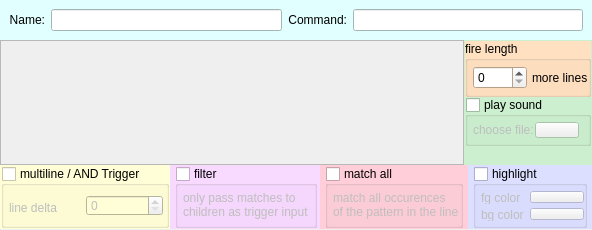
Qt form src/ui/triggers_main_area.ui (Mudlet/Mudlet) before a commit.
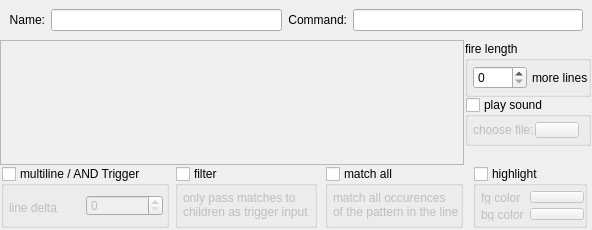
The same form after that commit.

Commit message:
Revise: remove colour palettes from triggers_main_area.ui
This is so that there is no colours to interfere with dark Desktop or
Mudlet application themes.

```diff
--- a/src/ui/triggers_main_area.ui
+++ b/src/ui/triggers_main_area.ui
@@ -52,70 +52,6 @@
        <verstretch>0</verstretch>
       </sizepolicy>
      </property>
-     <property name="palette">
-      <palette>
-       <active>
-        <colorrole role="Base">
-         <brush brushstyle="SolidPattern">
-          <color alpha="255">
-           <red>255</red>
-           <green>255</green>
-           <blue>255</blue>
-          </color>
-         </brush>
-        </colorrole>
-        <colorrole role="Window">
-         <brush brushstyle="SolidPattern">
-          <color alpha="255">
-           <red>225</red>
-           <green>255</green>
-           <blue>254</blue>
-          </color>
-         </brush>
-        </colorrole>
-       </active>
-       <inactive>
-        <colorrole role="Base">
-         <brush brushstyle="SolidPattern">
-          <color alpha="255">
-           <red>255</red>
-           <green>255</green>
-           <blue>255</blue>
-          </color>
-         </brush>
-        </colorrole>
-        <colorrole role="Window">
-         <brush brushstyle="SolidPattern">
-          <color alpha="255">
-           <red>225</red>
-           <green>255</green>
-           <blue>254</blue>
-          </color>
-         </brush>
-        </colorrole>
-       </inactive>
-       <disabled>
-        <colorrole role="Base">
-         <brush brushstyle="SolidPattern">
-          <color alpha="255">
-           <red>225</red>
-           <green>255</green>
-           <blue>254</blue>
-          </color>
-         </brush>
-        </colorrole>
-        <colorrole role="Window">
-         <brush brushstyle="SolidPattern">
-          <color alpha="255">
-           <red>225</red>
-           <green>255</green>
-           <blue>254</blue>
-          </color>
-         </brush>
-        </colorrole>
-       </disabled>
-      </palette>
-     </property>
      <property name="autoFillBackground">
       <bool>true</bool>
      </property>
@@ -269,70 +205,6 @@
              <verstretch>0</verstretch>
             </sizepolicy>
            </property>
-           <property name="palette">
-            <palette>
-             <active>
-              <colorrole role="Base">
-               <brush brushstyle="SolidPattern">
-                <color alpha="255">
-                 <red>255</red>
-                 <green>255</green>
-                 <blue>255</blue>
-                </color>
-               </brush>
-              </colorrole>
-              <colorrole role="Window">
-               <brush brushstyle="SolidPattern">
-                <color alpha="255">
-                 <red>203</red>
-                 <green>239</green>
-                 <blue>207</blue>
-                </color>
-               </brush>
-              </colorrole>
-             </active>
-             <inactive>
-              <colorrole role="Base">
-               <brush brushstyle="SolidPattern">
-                <color alpha="255">
-                 <red>255</red>
-                 <green>255</green>
-                 <blue>255</blue>
-                </color>
-               </brush>
-              </colorrole>
-              <colorrole role="Window">
-               <brush brushstyle="SolidPattern">
-                <color alpha="255">
-                 <red>203</red>
-                 <green>239</green>
-                 <blue>207</blue>
-                </color>
-               </brush>
-              </colorrole>
-             </inactive>
-             <disabled>
-              <colorrole role="Base">
-               <brush brushstyle="SolidPattern">
-                <color alpha="255">
-                 <red>203</red>
-                 <green>239</green>
-                 <blue>207</blue>
-                </color>
-               </brush>
-              </colorrole>
-              <colorrole role="Window">
-               <brush brushstyle="SolidPattern">
-                <color alpha="255">
-                 <red>203</red>
-                 <green>239</green>
-                 <blue>207</blue>
-                </color>
-               </brush>
-              </colorrole>
-             </disabled>
-            </palette>
-           </property>
            <property name="autoFillBackground">
             <bool>true</bool>
            </property>
@@ -372,70 +244,6 @@
                 <height>16777215</height>
                </size>
               </property>
-              <property name="palette">
-               <palette>
-                <active>
-                 <colorrole role="Base">
-                  <brush brushstyle="SolidPattern">
-                   <color alpha="255">
-                    <red>255</red>
-                    <green>255</green>
-                    <blue>255</blue>
-                   </color>
-                  </brush>
-                 </colorrole>
-                 <colorrole role="Window">
-                  <brush brushstyle="SolidPattern">
-                   <color alpha="255">
-                    <red>255</red>
-                    <green>224</green>
-                    <blue>192</blue>
-                   </color>
-                  </brush>
-                 </colorrole>
-                </active>
-                <inactive>
-                 <colorrole role="Base">
-                  <brush brushstyle="SolidPattern">
-                   <color alpha="255">
-                    <red>255</red>
-                    <green>255</green>
-                    <blue>255</blue>
-                   </color>
-                  </brush>
-                 </colorrole>
-                 <colorrole role="Window">
-                  <brush brushstyle="SolidPattern">
-                   <color alpha="255">
-                    <red>255</red>
-                    <green>224</green>
-                    <blue>192</blue>
-                   </color>
-                  </brush>
-                 </colorrole>
-                </inactive>
-                <disabled>
-                 <colorrole role="Base">
-                  <brush brushstyle="SolidPattern">
-                   <color alpha="255">
-                    <red>255</red>
-                    <green>224</green>
-                    <blue>192</blue>
-                   </color>
-                  </brush>
-                 </colorrole>
-                 <colorrole role="Window">
-                  <brush brushstyle="SolidPattern">
-                   <color alpha="255">
-                    <red>255</red>
-                    <green>224</green>
-                    <blue>192</blue>
-                   </color>
-                  </brush>
-                 </colorrole>
-                </disabled>
-               </palette>
-              </property>
               <property name="toolTip">
                <string>Keep firing the script for x more lines, after the trigger or chain has matched.</string>
               </property>
@@ -660,70 +468,6 @@
        <height>65</height>
       </size>
      </property>
-     <property name="palette">
-      <palette>
-       <active>
-        <colorrole role="Base">
-         <brush brushstyle="SolidPattern">
-          <color alpha="255">
-           <red>255</red>
-           <green>255</green>
-           <blue>255</blue>
-          </color>
-         </brush>
-        </colorrole>
-        <colorrole role="Window">
-         <brush brushstyle="SolidPattern">
-          <color alpha="255">
-           <red>239</red>
-           <green>239</green>
-           <blue>239</blue>
-          </color>
-         </brush>
-        </colorrole>
-       </active>
-       <inactive>
-        <colorrole role="Base">
-         <brush brushstyle="SolidPattern">
-          <color alpha="255">
-           <red>255</red>
-           <green>255</green>
-           <blue>255</blue>
-          </color>
-         </brush>
-        </colorrole>
-        <colorrole role="Window">
-         <brush brushstyle="SolidPattern">
-          <color alpha="255">
-           <red>239</red>
-           <green>239</green>
-           <blue>239</blue>
-          </color>
-         </brush>
-        </colorrole>
-       </inactive>
-       <disabled>
-        <colorrole role="Base">
-         <brush brushstyle="SolidPattern">
-          <color alpha="255">
-           <red>239</red>
-           <green>239</green>
-           <blue>239</blue>
-          </color>
-         </brush>
-        </colorrole>
-        <colorrole role="Window">
-         <brush brushstyle="SolidPattern">
-          <color alpha="255">
-           <red>239</red>
-           <green>239</green>
-           <blue>239</blue>
-          </color>
-         </brush>
-        </colorrole>
-       </disabled>
-      </palette>
-     </property>
      <property name="autoFillBackground">
       <bool>true</bool>
      </property>
@@ -745,70 +489,6 @@
       </property>
       <item>
        <widget class="QWidget" name="widget_13" native="true">
-        <property name="palette">
-         <palette>
-          <active>
-           <colorrole role="Base">
-            <brush brushstyle="SolidPattern">
-             <color alpha="255">
-              <red>255</red>
-              <green>255</green>
-              <blue>255</blue>
-             </color>
-            </brush>
-           </colorrole>
-           <colorrole role="Window">
-            <brush brushstyle="SolidPattern">
-             <color alpha="255">
-              <red>255</red>
-              <green>254</green>
-              <blue>215</blue>
-             </color>
-            </brush>
-           </colorrole>
-          </active>
-          <inactive>
-           <colorrole role="Base">
-            <brush brushstyle="SolidPattern">
-             <color alpha="255">
-              <red>255</red>
-              <green>255</green>
-              <blue>255</blue>
-             </color>
-            </brush>
-           </colorrole>
-           <colorrole role="Window">
-            <brush brushstyle="SolidPattern">
-             <color alpha="255">
-              <red>255</red>
-              <green>254</green>
-              <blue>215</blue>
-             </color>
-            </brush>
-           </colorrole>
-          </inactive>
-          <disabled>
-           <colorrole role="Base">
-            <brush brushstyle="SolidPattern">
-             <color alpha="255">
-              <red>255</red>
-              <green>254</green>
-              <blue>215</blue>
-             </color>
-            </brush>
-           </colorrole>
-           <colorrole role="Window">
-            <brush brushstyle="SolidPattern">
-             <color alpha="255">
-              <red>255</red>
-              <green>254</green>
-              <blue>215</blue>
-             </color>
-            </brush>
-           </colorrole>
-          </disabled>
-         </palette>
-        </property>
         <property name="autoFillBackground">
          <bool>true</bool>
         </property>
@@ -848,70 +528,6 @@
              <height>16777215</height>
             </size>
            </property>
-           <property name="palette">
-            <palette>
-             <active>
-              <colorrole role="Base">
-               <brush brushstyle="SolidPattern">
-                <color alpha="255">
-                 <red>255</red>
-                 <green>255</green>
-                 <blue>255</blue>
-                </color>
-               </brush>
-              </colorrole>
-              <colorrole role="Window">
-               <brush brushstyle="SolidPattern">
-                <color alpha="255">
-                 <red>255</red>
-                 <green>254</green>
-                 <blue>215</blue>
-                </color>
-               </brush>
-              </colorrole>
-             </active>
-             <inactive>
-              <colorrole role="Base">
-               <brush brushstyle="SolidPattern">
-                <color alpha="255">
-                 <red>255</red>
-                 <green>255</green>
-                 <blue>255</blue>
-                </color>
-               </brush>
-              </colorrole>
-              <colorrole role="Window">
-               <brush brushstyle="SolidPattern">
-                <color alpha="255">
-                 <red>255</red>
-                 <green>254</green>
-                 <blue>215</blue>
-                </color>
-               </brush>
-              </colorrole>
-             </inactive>
-             <disabled>
-              <colorrole role="Base">
-               <brush brushstyle="SolidPattern">
-                <color alpha="255">
-                 <red>255</red>
-                 <green>254</green>
-                 <blue>215</blue>
-                </color>
-               </brush>
-              </colorrole>
-              <colorrole role="Window">
-               <brush brushstyle="SolidPattern">
-                <color alpha="255">
-                 <red>255</red>
-                 <green>254</green>
-                 <blue>215</blue>
-                </color>
-               </brush>
-              </colorrole>
-             </disabled>
-            </palette>
-           </property>
            <property name="toolTip">
             <string>&lt;p&gt;The trigger will only fire if all conditions on the list have been met within the specified line delta, and captures will be saved in &lt;span style=&quot; font-style:italic;&quot;&gt;multimatches&lt;/span&gt; instead of &lt;span style=&quot; font-style:italic;&quot;&gt;matches&lt;/span&gt;. If this option is not set the trigger will fire if any conditon on the list has been met.&lt;/p&gt;</string>
            </property>
@@ -1022,70 +638,6 @@
           <height>0</height>
          </size>
         </property>
-        <property name="palette">
-         <palette>
-          <active>
-           <colorrole role="Base">
-            <brush brushstyle="SolidPattern">
-             <color alpha="255">
-              <red>255</red>
-              <green>255</green>
-              <blue>255</blue>
-             </color>
-            </brush>
-           </colorrole>
-           <colorrole role="Window">
-            <brush brushstyle="SolidPattern">
-             <color alpha="255">
-              <red>248</red>
-              <green>217</green>
-              <blue>255</blue>
-             </color>
-            </brush>
-           </colorrole>
-          </active>
-          <inactive>
-           <colorrole role="Base">
-            <brush brushstyle="SolidPattern">
-             <color alpha="255">
-              <red>255</red>
-              <green>255</green>
-              <blue>255</blue>
-             </color>
-            </brush>
-           </colorrole>
-           <colorrole role="Window">
-            <brush brushstyle="SolidPattern">
-             <color alpha="255">
-              <red>248</red>
-              <green>217</green>
-              <blue>255</blue>
-             </color>
-            </brush>
-           </colorrole>
-          </inactive>
-          <disabled>
-           <colorrole role="Base">
-            <brush brushstyle="SolidPattern">
-             <color alpha="255">
-              <red>248</red>
-              <green>217</green>
-              <blue>255</blue>
-             </color>
-            </brush>
-           </colorrole>
-           <colorrole role="Window">
-            <brush brushstyle="SolidPattern">
-             <color alpha="255">
-              <red>248</red>
-              <green>217</green>
-              <blue>255</blue>
-             </color>
-            </brush>
-           </colorrole>
-          </disabled>
-         </palette>
-        </property>
         <property name="autoFillBackground">
          <bool>true</bool>
         </property>
@@ -1192,70 +744,6 @@
           <verstretch>0</verstretch>
          </sizepolicy>
         </property>
-        <property name="palette">
-         <palette>
-          <active>
-           <colorrole role="Base">
-            <brush brushstyle="SolidPattern">
-             <color alpha="255">
-              <red>255</red>
-              <green>255</green>
-              <blue>255</blue>
-             </color>
-            </brush>
-           </colorrole>
-           <colorrole role="Window">
-            <brush brushstyle="SolidPattern">
-             <color alpha="255">
-              <red>255</red>
-              <green>206</green>
-              <blue>217</blue>
-             </color>
-            </brush>
-           </colorrole>
-          </active>
-          <inactive>
-           <colorrole role="Base">
-            <brush brushstyle="SolidPattern">
-             <color alpha="255">
-              <red>255</red>
-              <green>255</green>
-              <blue>255</blue>
-             </color>
-            </brush>
-           </colorrole>
-           <colorrole role="Window">
-            <brush brushstyle="SolidPattern">
-             <color alpha="255">
-              <red>255</red>
-              <green>206</green>
-              <blue>217</blue>
-             </color>
-            </brush>
-           </colorrole>
-          </inactive>
-          <disabled>
-           <colorrole role="Base">
-            <brush brushstyle="SolidPattern">
-             <color alpha="255">
-              <red>255</red>
-              <green>206</green>
-              <blue>217</blue>
-             </color>
-            </brush>
-           </colorrole>
-           <colorrole role="Window">
-            <brush brushstyle="SolidPattern">
-             <color alpha="255">
-              <red>255</red>
-              <green>206</green>
-              <blue>217</blue>
-             </color>
-            </brush>
-           </colorrole>
-          </disabled>
-         </palette>
-        </property>
         <property name="autoFillBackground">
          <bool>true</bool>
         </property>
@@ -1363,70 +851,6 @@
           <verstretch>0</verstretch>
          </sizepolicy>
         </property>
-        <property name="palette">
-         <palette>
-          <active>
-           <colorrole role="Base">
-            <brush brushstyle="SolidPattern">
-             <color alpha="255">
-              <red>255</red>
-              <green>255</green>
-              <blue>255</blue>
-             </color>
-            </brush>
-           </colorrole>
-           <colorrole role="Window">
-            <brush brushstyle="SolidPattern">
-             <color alpha="255">
-              <red>220</red>
-              <green>223</green>
-              <blue>255</blue>
-             </color>
-            </brush>
-           </colorrole>
-          </active>
-          <inactive>
-           <colorrole role="Base">
-            <brush brushstyle="SolidPattern">
-             <color alpha="255">
-              <red>255</red>
-              <green>255</green>
-              <blue>255</blue>
-             </color>
-            </brush>
-           </colorrole>
-           <colorrole role="Window">
-            <brush brushstyle="SolidPattern">
-             <color alpha="255">
-              <red>220</red>
-              <green>223</green>
-              <blue>255</blue>
-             </color>
-            </brush>
-           </colorrole>
-          </inactive>
-          <disabled>
-           <colorrole role="Base">
-            <brush brushstyle="SolidPattern">
-             <color alpha="255">
-              <red>220</red>
-              <green>223</green>
-              <blue>255</blue>
-             </color>
-            </brush>
-           </colorrole>
-           <colorrole role="Window">
-            <brush brushstyle="SolidPattern">
-             <color alpha="255">
-              <red>220</red>
-              <green>223</green>
-              <blue>255</blue>
-             </color>
-            </brush>
-           </colorrole>
-          </disabled>
-         </palette>
-        </property>
         <property name="autoFillBackground">
          <bool>true</bool>
         </property>
```
